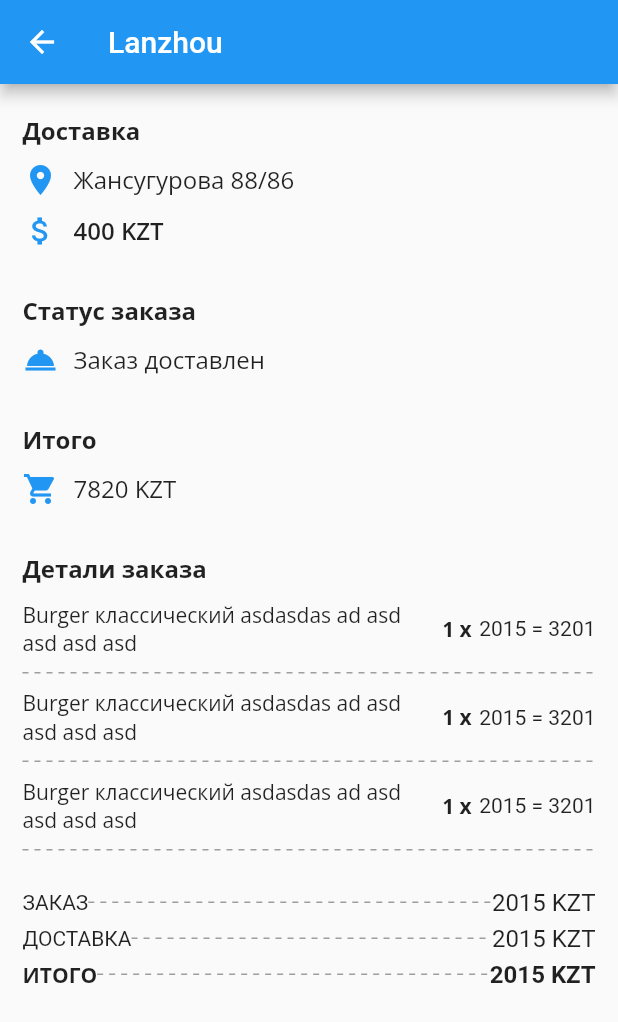
After one commit to BurumbayS/ZeloApp, a Flutter app: the MyOrdersPage screen opened directly, after a tap on "Lanzhou", on a phone screen of 412 x 824 dp. The commit adds this screen. Shown: the top 1022 px of the screen. Run offline on Flutter 3.47's test engine with Material 2 defaults, Android fonts, the phone set to English and light mode, and no system bars; drawn by our look-alikes of dotted_line; our stand-ins replace dio, flutter_spinkit, google_fonts, localstorage, location, permission_handler; missing offline and left inert: stretchy_header, yandex_mapkit; accounts and stored records are empty; generated files the repository leaves out were written again; network calls fail.

Commit message:
Add order details page

```diff
--- /dev/null
+++ b/lib/pages/profie/my-orders-page.dart
@@ -0,0 +1,122 @@
+
+import 'package:ZeloApp/pages/profie/order-details-page.dart';
+import 'package:flutter/cupertino.dart';
+import 'package:flutter/material.dart';
+import 'package:google_fonts/google_fonts.dart';
+
+class MyOrdersPage extends StatefulWidget {
+  @override
+  State<StatefulWidget> createState() {
+    return new MyOrdersPageState();
+  }
+}
+
+class MyOrdersPageState extends State<MyOrdersPage> {
+  @override
+  Widget build(BuildContext context) {
+    return Scaffold (
+      appBar: AppBar(
+        title: Text('Мои заказы'),
+      ),
+      body: ListView.builder(
+          itemCount: 3,
+          itemBuilder: (context, i) {
+            if (i == 0) {
+              return _buildHeader();
+            } else {
+              return _buildOrderCell();
+            }
+          }
+      ),
+      backgroundColor: Colors.grey[100],
+    );
+  }
+
+  Widget _buildHeader() {
+    return Column (
+      crossAxisAlignment: CrossAxisAlignment.start,
+      children: <Widget>[
+        Padding (
+          padding: EdgeInsets.only(left: 20, top: 20, bottom: 20),
+          child: Text(
+            'Ваши заказы',
+            style: GoogleFonts.openSans(
+              fontSize: 16,
+              fontWeight: FontWeight.bold
+            ),
+          ),
+        ),
+
+      ],
+    );
+  }
+
+  Widget _buildOrderCell() {
+    return InkWell (
+      onTap: () {
+        Navigator.push(context,CupertinoPageRoute(builder: (context) => OrderDetailsPage()));
+      },
+      child: Container(
+        padding: EdgeInsets.only(left: 20, right: 10, top: 10, bottom: 10),
+        decoration: BoxDecoration(
+            color: Colors.white,
+            border:  Border (
+              bottom: BorderSide (
+                  color: Colors.grey[200],
+                  width: 1
+              ),
+            )
+        ),
+        child: Row(
+          crossAxisAlignment: CrossAxisAlignment.center,
+          children: <Widget>[
+
+            Expanded(
+              child: Column(
+                crossAxisAlignment: CrossAxisAlignment.start,
+                children: <Widget>[
+                  Text(
+                    'Lanzhou',
+                    style: GoogleFonts.openSans(
+                        fontSize: 16,
+                        color: Colors.black.withOpacity(0.7)
+                    ),
+                  ),
+
+                  Text(
+                    '20.12.2020',
+                    style: GoogleFonts.openSans(
+                        fontSize: 14,
+                        color: Colors.grey
+                    ),
+                  )
+                ],
+              ),
+            ),
+
+            Padding (
+              padding: EdgeInsets.only(right: 10),
+              child: Text(
+                '1204',
+                style: GoogleFonts.openSans(
+                    fontSize: 18,
+                    color: Colors.black.withOpacity(0.7)
+                ),
+              ),
+            ),
+
+            Container(
+              height: 15,
+              width: 15,
+              child: Image(
+                image: AssetImage("assets/images/right-arrow.png"),
+              ),
+            )
+
+          ],
+        ),
+      ),
+    );
+  }
+
+}
--- /dev/null
+++ b/lib/pages/profie/order-details-page.dart
@@ -0,0 +1,368 @@
+
+import 'package:ZeloApp/pages/order-page/order-page.dart';
+import 'package:dotted_line/dotted_line.dart';
+import 'package:flutter/cupertino.dart';
+import 'package:flutter/material.dart';
+import 'package:google_fonts/google_fonts.dart';
+
+enum SectionType {
+  delivery,
+  status,
+  total,
+  itemsHeader,
+  detailedTotal
+}
+
+class OrderDetailsPage extends StatefulWidget {
+  @override
+  State<StatefulWidget> createState() {
+    return new OrderDetailsPageState();
+  }
+}
+
+class OrderDetailsPageState extends State<OrderDetailsPage> {
+
+  var sections = [SectionType.delivery, SectionType.status, SectionType.total, SectionType.itemsHeader, SectionType.detailedTotal];
+  var items = ["","",""];
+
+  @override
+  Widget build(BuildContext context) {
+    return Scaffold(
+      appBar: AppBar(
+        title: Text ('Lanzhou'),
+      ),
+      body: ListView.builder(
+        itemCount: sections.length + items.length,
+        itemBuilder: (context, i) {
+
+          if (i < sections.length - 1) {
+            switch (sections[i]) {
+              case SectionType.delivery:
+                return _deliverySection();
+              case SectionType.status:
+                return _statusSection();
+              case SectionType.total:
+                return _totalSection();
+              case SectionType.itemsHeader:
+                return _itemsHeader();
+            }
+          }
+
+          if (i == items.length + sections.length - 1) {
+            return _detailedTotal();
+          }
+
+          return _orderItem();
+        }
+      )
+    );
+  }
+
+  Widget _deliverySection() {
+    return Padding (
+      padding: EdgeInsets.only(left: 15, right: 15),
+      child: Column (
+        crossAxisAlignment: CrossAxisAlignment.start,
+        children: <Widget>[
+          Padding(
+            padding: EdgeInsets.only(top: 20),
+            child: Text(
+              'Доставка',
+              style: GoogleFonts.openSans(
+                fontSize: 16,
+                fontWeight: FontWeight.bold,
+              ),
+            ),
+          ),
+
+          Padding(
+            padding: EdgeInsets.only(top: 10),
+            child: Row(
+              children: <Widget>[
+                Icon(
+                  Icons.place,
+                  color: Colors.blue,
+                ),
+
+                Padding (
+                  padding: EdgeInsets.only(left: 10),
+                  child: Text (
+                    'Жансугурова 88/86',
+                    style: GoogleFonts.openSans(
+                      fontSize: 16,
+                    ),
+                  ),
+                )
+              ],
+            )
+          ),
+
+          Padding(
+              padding: EdgeInsets.only(top: 10),
+              child: Row(
+                children: <Widget>[
+                  Icon(
+                    Icons.attach_money,
+                    color: Colors.blue,
+                  ),
+
+                  Padding (
+                    padding: EdgeInsets.only(left: 10),
+                    child: Text (
+                      '400 KZT',
+                      style: GoogleFonts.openSans(
+                        fontSize: 16,
+                        fontWeight: FontWeight.w600
+                      ),
+                    ),
+                  )
+                ],
+              )
+          ),
+
+        ],
+      ),
+    );
+  }
+
+  Widget _statusSection() {
+    return Padding (
+      padding: EdgeInsets.only(left: 15, right: 15),
+      child: Column (
+        crossAxisAlignment: CrossAxisAlignment.start,
+        children: <Widget>[
+          Padding(
+            padding: EdgeInsets.only(top: 30),
+            child: Text(
+              'Статус заказа',
+              style: GoogleFonts.openSans(
+                  fontSize: 16,
+                  fontWeight: FontWeight.bold
+              ),
+            ),
+          ),
+
+          Padding(
+              padding: EdgeInsets.only(top: 10),
+              child: Row(
+                children: <Widget>[
+                  Icon(
+                    Icons.room_service,
+                    color: Colors.blue,
+                  ),
+
+                  Padding (
+                    padding: EdgeInsets.only(left: 10),
+                    child: Text (
+                      'Заказ доставлен',
+                      style: GoogleFonts.openSans(
+                        fontSize: 16,
+                      ),
+                    ),
+                  )
+                ],
+              )
+          ),
+
+        ],
+      ),
+    );
+  }
+
+  Widget _totalSection() {
+    return Padding (
+      padding: EdgeInsets.only(left: 15, right: 15),
+      child: Column (
+        crossAxisAlignment: CrossAxisAlignment.start,
+        children: <Widget>[
+          Padding(
+            padding: EdgeInsets.only(top: 30),
+            child: Text(
+              'Итого',
+              style: GoogleFonts.openSans(
+                  fontSize: 16,
+                  fontWeight: FontWeight.bold
+              ),
+            ),
+          ),
+
+          Padding(
+              padding: EdgeInsets.only(top: 10),
+              child: Row(
+                children: <Widget>[
+                  Icon(
+                    Icons.local_grocery_store,
+                    color: Colors.blue,
+                  ),
+
+                  Padding (
+                    padding: EdgeInsets.only(left: 10),
+                    child: Text (
+                      '7820 KZT',
+                      style: GoogleFonts.openSans(
+                        fontSize: 16,
+                      ),
+                    ),
+                  )
+                ],
+              )
+          ),
+
+        ],
+      ),
+    );
+
+  }
+
+  Widget _itemsHeader() {
+    return Container(
+      padding: EdgeInsets.only(left: 15, right: 15),
+      child: Padding(
+        padding: EdgeInsets.only(top: 30),
+        child: Text(
+          'Детали заказа',
+          style: GoogleFonts.openSans(
+              fontSize: 16,
+              fontWeight: FontWeight.bold
+          ),
+        ),
+      ),
+    );
+  }
+
+  Widget _orderItem() {
+    return Container(
+      padding: EdgeInsets.only(top: 10, right: 15, left: 15),
+      child: Column(
+        crossAxisAlignment: CrossAxisAlignment.start,
+        children: <Widget>[
+          Row(
+            crossAxisAlignment: CrossAxisAlignment.center,
+            children: <Widget>[
+              Expanded(
+                child: Text(
+                  'Burger классический asdasdas ad asd asd asd asd ',
+                  maxLines: 3,
+                  style: GoogleFonts.openSans(
+                      fontSize: 14
+                  ),
+                ),
+              ),
+
+              Padding(
+                padding: EdgeInsets.only(left: 10),
+                child: Text(
+                  '1 x',
+                  style: GoogleFonts.openSans(
+                      fontWeight: FontWeight.bold
+                  ),
+                  textAlign: TextAlign.right,
+                ),
+              ),
+
+              Padding (
+                padding: EdgeInsets.only(left: 5),
+                child: Text (
+                    '2015 = 3201'
+                ),
+              )
+            ],
+          ),
+
+          Padding(
+            padding: EdgeInsets.only(top: 10),
+            child: DottedLine(
+              dashColor: Colors.grey,
+            ),
+          )
+        ],
+      )
+    );
+  }
+
+  Widget _detailedTotal() {
+    return Padding(
+      padding: EdgeInsets.only(left: 15, right: 15, top: 20),
+      child: Column(
+        crossAxisAlignment: CrossAxisAlignment.start,
+        children: <Widget>[
+          Padding(
+            padding: EdgeInsets.only(top: 5),
+            child: Row(
+              children: <Widget>[
+                Text(
+                  'ЗАКАЗ',
+                ),
+
+                Expanded(
+                  child: DottedLine(
+                    dashColor: Colors.grey,
+                  ),
+                ),
+
+                Text(
+                  '2015 KZT',
+                  style: TextStyle(
+                      fontSize: 16,
+                  ),
+                ),
+              ],
+            ),
+          ),
+
+          Padding(
+            padding: EdgeInsets.only(top: 5),
+            child: Row(
+              children: <Widget>[
+                Text(
+                  'ДОСТАВКА',
+                ),
+
+                Expanded(
+                  child: DottedLine(
+                    dashColor: Colors.grey,
+                  ),
+                ),
+
+                Text(
+                  '2015 KZT',
+                  style: TextStyle(
+                      fontSize: 16,
+                  ),
+                ),
+              ],
+            ),
+          ),
+
+          Padding(
+            padding: EdgeInsets.only(top: 5),
+            child: Row(
+              children: <Widget>[
+                Text(
+                  'ИТОГО',
+                  style: GoogleFonts.openSans(
+                      fontWeight: FontWeight.bold
+                  ),
+                ),
+
+                Expanded(
+                  child: DottedLine(
+                    dashColor: Colors.grey,
+                  ),
+                ),
+
+                Text(
+                  '2015 KZT',
+                  style: TextStyle(
+                    fontSize: 16,
+                    fontWeight: FontWeight.bold
+                  ),
+                ),
+              ],
+            ),
+          )
+        ],
+      ),
+    );
+  }
+}
--- a/lib/pages/profie/profile-page.dart
+++ b/lib/pages/profie/profile-page.dart
@@ -4,6 +4,7 @@ import 'dart:convert';
 
 import 'package:ZeloApp/models/User.dart';
 import 'package:ZeloApp/pages/profie/change-password-page.dart';
+import 'package:ZeloApp/pages/profie/my-orders-page.dart';
 import 'package:ZeloApp/services/Storage.dart';
 import 'package:flutter/cupertino.dart';
 import 'package:flutter/material.dart';
@@ -20,7 +21,7 @@ enum ProfileSections {
 
 class ProfilePageState extends State<ProfilePage> {
 
-  var sections = [ProfileSections.HEADER, ProfileSections.CHANGE_PASS, ProfileSections.PRIVACY_POLICY, ProfileSections.LOGOUT];
+  var sections = [ProfileSections.HEADER, ProfileSections.CHANGE_PASS, ProfileSections.MY_ORDERS, ProfileSections.PRIVACY_POLICY, ProfileSections.LOGOUT];
   User user;
 
   @override
@@ -60,6 +61,9 @@ class ProfilePageState extends State<ProfilePage> {
       case ProfileSections.PRIVACY_POLICY:
         _openPrivacyPolicy();
         break;
+      case ProfileSections.MY_ORDERS:
+        _showMyOrders();
+        break;
       case ProfileSections.LOGOUT:
         _logout();
     }
@@ -81,6 +85,10 @@ class ProfilePageState extends State<ProfilePage> {
   void _logout() {
     User.logout();
     Navigator.pop(context);
+  }
+
+  void _showMyOrders() {
+    Navigator.push(context,CupertinoPageRoute(builder: (context) => MyOrdersPage()));
   }
 
   @override
```
Also changed, not shown: assets/images/right-arrow.png (added).
